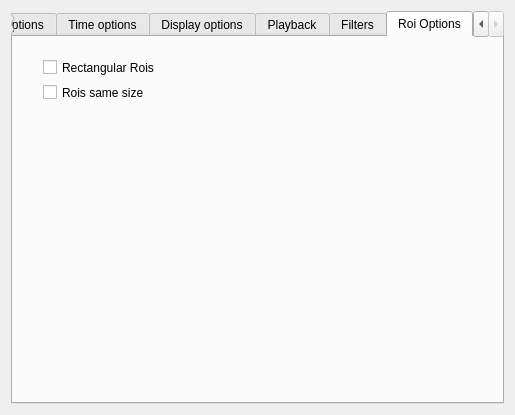
Qt form ProcessOptionsGui.ui (fedeceri85/robopy2) before a commit.
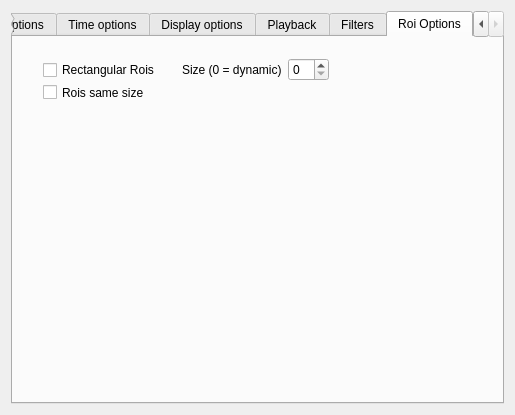
The same form after that commit. The open tabs and pages were chosen to show the change.

Commit message: Addedd fixed size square rois, changed rectangular rois behavior

```diff
--- a/ProcessOptionsGui.ui
+++ b/ProcessOptionsGui.ui
@@ -819,19 +819,6 @@
       <attribute name="title">
        <string>Roi Options</string>
       </attribute>
-      <widget class="QCheckBox" name="rectangularRoisCheckBox">
-       <property name="geometry">
-        <rect>
-         <x>30</x>
-         <y>20</y>
-         <width>153</width>
-         <height>21</height>
-        </rect>
-       </property>
-       <property name="text">
-        <string>Rectangular Rois</string>
-       </property>
-      </widget>
       <widget class="QCheckBox" name="roiSameSizeCheckBox">
        <property name="geometry">
         <rect>
@@ -845,6 +832,52 @@
         <string>Rois same size</string>
        </property>
       </widget>
+      <widget class="QWidget" name="layoutWidget">
+       <property name="geometry">
+        <rect>
+         <x>30</x>
+         <y>20</y>
+         <width>286</width>
+         <height>26</height>
+        </rect>
+       </property>
+       <layout class="QHBoxLayout" name="horizontalLayout_20">
+        <item>
+         <widget class="QCheckBox" name="rectangularRoisCheckBox">
+          <property name="text">
+           <string>Rectangular Rois</string>
+          </property>
+         </widget>
+        </item>
+        <item>
+         <spacer name="horizontalSpacer">
+          <property name="orientation">
+           <enum>Qt::Horizontal</enum>
+          </property>
+          <property name="sizeHint" stdset="0">
+           <size>
+            <width>40</width>
+            <height>20</height>
+           </size>
+          </property>
+         </spacer>
+        </item>
+        <item>
+         <layout class="QHBoxLayout" name="horizontalLayout_19">
+          <item>
+           <widget class="QLabel" name="label_7">
+            <property name="text">
+             <string>Size (0 = dynamic)</string>
+            </property>
+           </widget>
+          </item>
+          <item>
+           <widget class="QSpinBox" name="roiSizeSpinBox"/>
+          </item>
+         </layout>
+        </item>
+       </layout>
+      </widget>
      </widget>
     </widget>
    </item>
```
The commit also changes 4 other files.
